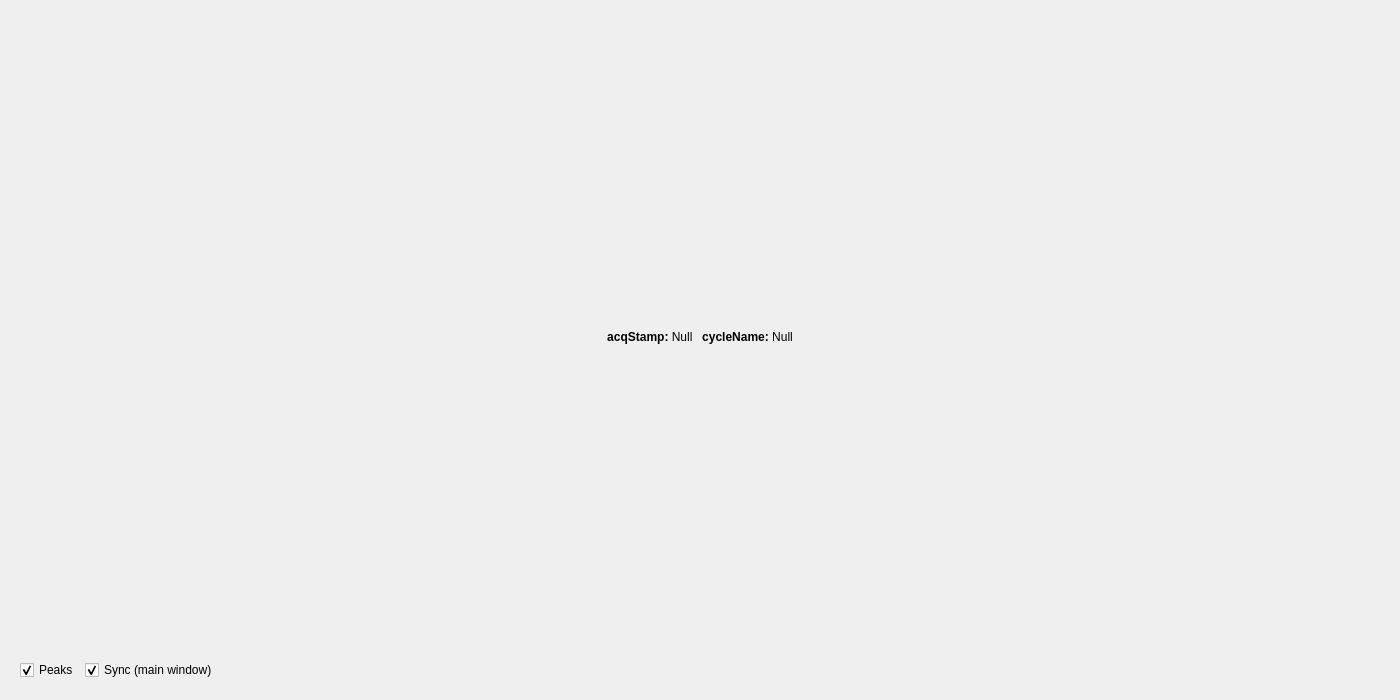
This is diamond_blm_expert_gui/fullscreen_rawbuf1_fft.ui in jfpatrick/diamond-blm-expert-gui as Qt 5 draws it before an edit. The edited form follows.
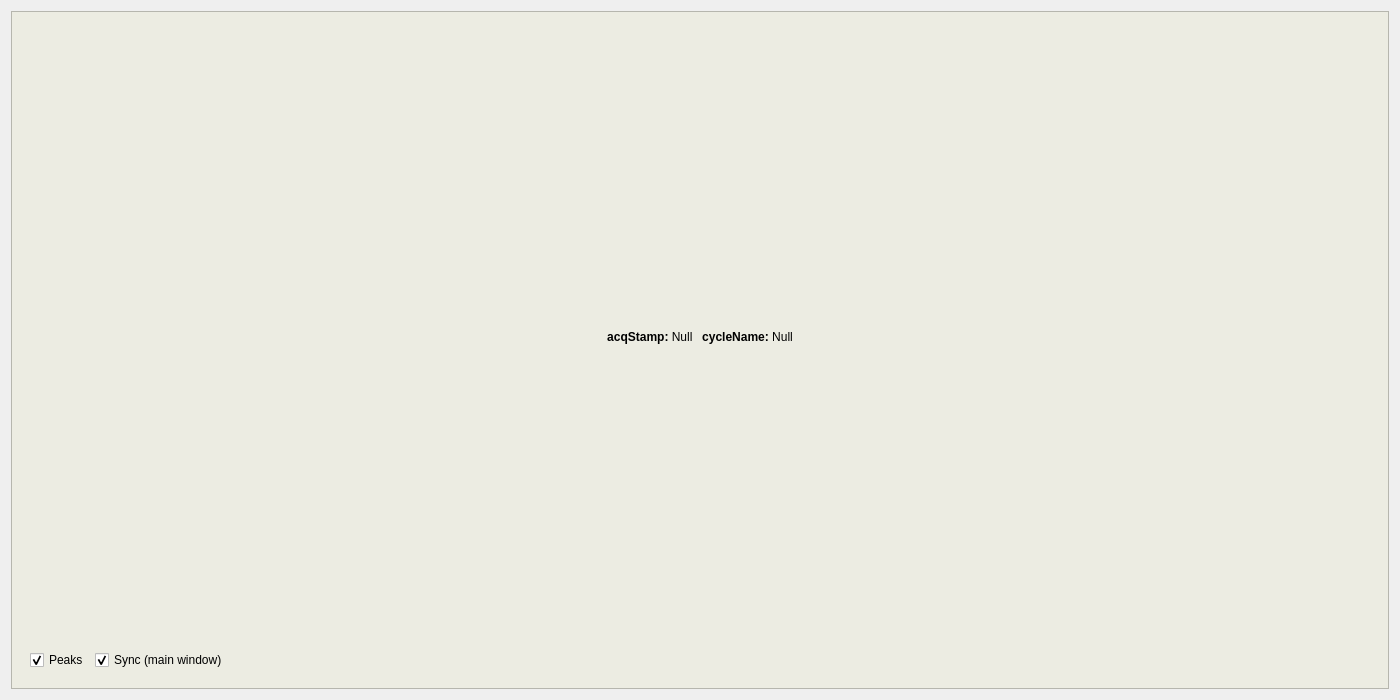
This is the edited form. Custom widgets are drawn as their Qt base class.

```diff
--- a/diamond_blm_expert_gui/fullscreen_rawbuf1_fft.ui
+++ b/diamond_blm_expert_gui/fullscreen_rawbuf1_fft.ui
@@ -20,6 +20,23 @@
    <string>Form</string>
   </property>
   <layout class="QVBoxLayout" name="verticalLayout">
+   <property name="spacing">
+    <number>0</number>
+   </property>
+   <item>
+    <widget class="QFrame" name="frame">
+     <property name="styleSheet">
+      <string notr="true">QFrame{
+	background-color: rgb(236, 236, 226);
+}</string>
+     </property>
+     <property name="frameShape">
+      <enum>QFrame::StyledPanel</enum>
+     </property>
+     <property name="frameShadow">
+      <enum>QFrame::Raised</enum>
+     </property>
+     <layout class="QVBoxLayout" name="verticalLayout_2">
    <item>
     <widget class="CContextFrame" name="CContextFrame_CaptureTab_rawBuf1_FFT">
      <layout class="QVBoxLayout" name="verticalLayout_Capture_FFT">
@@ -130,6 +147,9 @@
       <number>0</number>
      </property>
     </layout>
+      </item>
+     </layout>
+    </widget>
    </item>
   </layout>
  </widget>
```
Lines whose indentation alone changed are shown as unchanged.
